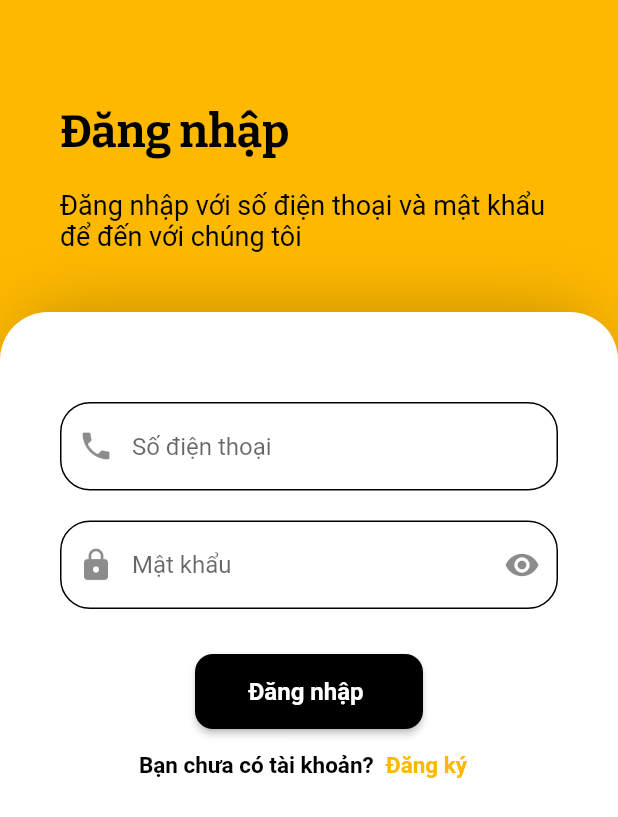
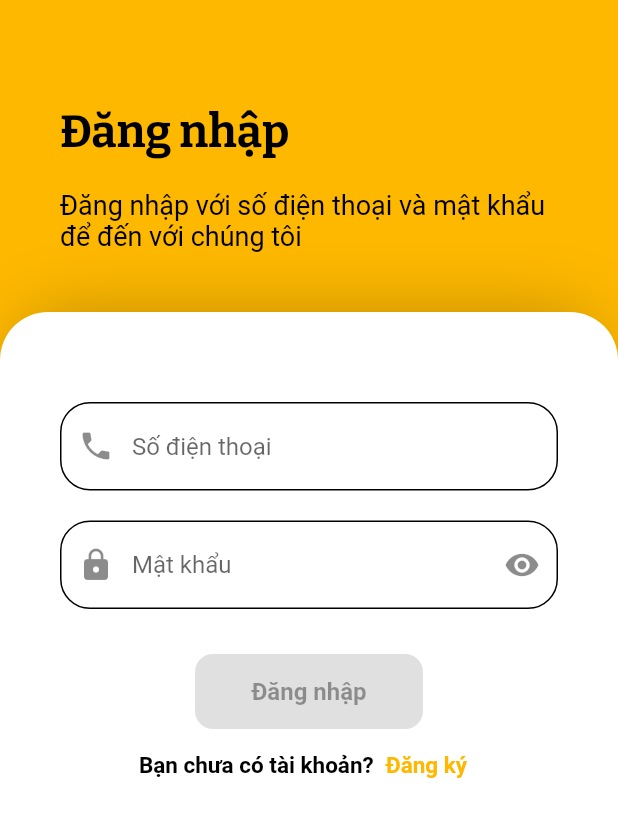
Before and after one commit to Mouse1110/app_flutter_thientin, a Flutter app: the LoginPage screen opened directly, on a phone screen of 412 x 824 dp. Shown: the top 817 px of the screen. Run offline on Flutter 3.47's test engine with Material 2 defaults, Android fonts, the light colour scheme and no system bars; our stand-ins replace animate_do, bloc, charts_flutter, contained_tab_bar_view, dio, equatable and 5 more; network calls fail.

Commit message:
validation login

```diff
--- a/lib/src/home/index.dart
+++ b/lib/src/home/index.dart
@@ -19,10 +19,7 @@ class Home extends StatelessWidget {
         print("Login Loading");
         return const Splash();
       } else if (state is HomeError) {
-        print("Login Error");
-        return ErrorPage(
-          message: state.failure.message,
-        );
+        ErrorPage.push(context: context, error: state.failure.message);
       } else if (state is HomeLoaded) {
         print("Login Loaded:${state.campaign.idCaimpain}");
         return HomePage(
--- a/lib/src/login/index.dart
+++ b/lib/src/login/index.dart
@@ -23,9 +23,7 @@ class _LoginState extends State<Login> {
         return const Splash();
       } else if (state is LoginError) {
         print("Login Error");
-        return ErrorPage(
-          message: state.failure.message,
-        );
+        ErrorPage.push(context: context, error: state.failure.message);
       } else if (state is LoginLoaded) {
         print("Login Loaded");
         Home.push(context: context);
--- a/lib/src/login/screens/login_page/pages/bottom_login.dart
+++ b/lib/src/login/screens/login_page/pages/bottom_login.dart
@@ -3,6 +3,8 @@ import 'package:app_flutter_thientin/src/login/screens/signup_page/index.dart';
 import 'package:flutter/material.dart';
 import 'package:flutter_bloc/flutter_bloc.dart';
 import 'package:google_fonts/google_fonts.dart';
+
+import '../validation/form_validation.dart';
 
 class BottomPage extends StatefulWidget {
   const BottomPage({
@@ -14,22 +16,24 @@ class BottomPage extends StatefulWidget {
 }
 
 class _BottomPageState extends State<BottomPage> {
-  TextEditingController textControllerPhone = TextEditingController();
-  TextEditingController textControllerPass = TextEditingController();
+  FormValidation formValidation = FormValidation();
 
   @override
   void dispose() {
-    textControllerPhone.dispose();
-    textControllerPass.dispose();
+    formValidation.dispose();
     super.dispose();
   }
 
   Widget _inputPhone() => Padding(
         padding: const EdgeInsets.only(left: 40, right: 40),
-        child: TextFormField(
-          controller: textControllerPhone,
+        child: StreamBuilder<Object>(
+            stream: formValidation.streamPhone,
+            builder: (context, snapshot) {
+              return TextFormField(
                 keyboardType: TextInputType.number,
+                onChanged: formValidation.changePhone,
                 decoration: InputDecoration(
+                    errorText: snapshot.hasError ? "${snapshot.error}" : null,
                     prefixIcon: const Icon(Icons.phone),
                     hintText: 'Số điện thoại',
                     enabledBorder: OutlineInputBorder(
@@ -38,24 +42,97 @@ class _BottomPageState extends State<BottomPage> {
                       ),
                       borderRadius: BorderRadius.circular(20),
                     )),
-        ),
+              );
+            }),
       );
 
-  Widget _inputPass() => Padding(
+  Widget _inputPass() {
+    return Padding(
       padding: const EdgeInsets.only(left: 40, right: 40),
-        child: TextFormField(
-          controller: textControllerPass,
+      child: StreamBuilder<Object>(
+          stream: formValidation.streamPass,
+          builder: (context, snapshot) {
+            return StreamBuilder<Object>(
+                stream: formValidation.streamVisiblePass,
+                initialData: true,
+                builder: (context, snapshotCheck) {
+                  return TextFormField(
+                    onChanged: formValidation.changePass,
+                    obscureText: snapshotCheck.data as bool,
                     decoration: InputDecoration(
+                        errorText:
+                            snapshot.hasError ? "${snapshot.error}" : null,
                         prefixIcon: const Icon(Icons.lock),
                         hintText: 'Mật khẩu',
-              suffixIcon:
-                  InkWell(onTap: () {}, child: const Icon(Icons.visibility)),
+                        suffixIcon: InkWell(
+                            onTap: () {
+                              formValidation.changvisiblePass(
+                                  !(snapshotCheck.data as bool));
+                            },
+                            child: const Icon(Icons.visibility)),
                         enabledBorder: OutlineInputBorder(
                           borderSide: const BorderSide(
                             width: 1,
                           ),
                           borderRadius: BorderRadius.circular(20),
                         )),
+                  );
+                });
+          }),
+    );
+  }
+
+  Widget _submitButton({required BuildContext context}) =>
+      StreamBuilder<Object>(
+          stream: formValidation.streamValidateSubmit,
+          builder: (context, snapshot) {
+            return ElevatedButton(
+              onPressed: !snapshot.hasData
+                  ? null
+                  : () {
+                      formValidation.callSubmit(context: context);
+                    },
+              style: ElevatedButton.styleFrom(
+                primary: const Color.fromARGB(255, 0, 0, 0),
+                shape: RoundedRectangleBorder(
+                  borderRadius: BorderRadius.circular(12),
+                ),
+              ),
+              child: Container(
+                height: 50,
+                width: 120,
+                alignment: Alignment.center,
+                child: const Text(
+                  'Đăng nhập',
+                  style: TextStyle(fontSize: 16, fontWeight: FontWeight.bold),
+                ),
+              ),
+            );
+          });
+
+  Widget _nextSignup({required BuildContext context}) => Container(
+        margin: const EdgeInsets.only(bottom: 10),
+        child: Row(
+          mainAxisAlignment: MainAxisAlignment.center,
+          children: [
+            Text(
+              'Bạn chưa có tài khoản?',
+              style: GoogleFonts.roboto(
+                  fontSize: 15,
+                  color: Colors.black,
+                  fontWeight: FontWeight.bold),
+            ),
+            TextButton(
+              onPressed: () {
+                SignUpPage.push(context: context);
+              },
+              child: Text('Đăng ký',
+                  style: GoogleFonts.roboto(
+                      fontSize: 15,
+                      fontWeight: FontWeight.bold,
+                      color: const Color(0xffFEB800))),
+            )
+          ],
         ),
       );
 
@@ -87,54 +164,8 @@ class _BottomPageState extends State<BottomPage> {
           const SizedBox(
             height: 30,
           ),
-          ElevatedButton(
-            onPressed: () {
-              print(textControllerPhone.text);
-              context.read<LoginCubit>().fetchLoginApi(
-                  phone: textControllerPhone.text,
-                  pass: textControllerPass.text);
-            },
-            style: ElevatedButton.styleFrom(
-              primary: const Color.fromARGB(255, 0, 0, 0),
-              shape: RoundedRectangleBorder(
-                borderRadius: BorderRadius.circular(12),
-              ),
-            ),
-            child: Container(
-              height: 50,
-              width: 120,
-              alignment: Alignment.center,
-              child: const Text(
-                'Đăng nhập ',
-                style: TextStyle(fontSize: 16, fontWeight: FontWeight.bold),
-              ),
-            ),
-          ),
-          Container(
-            margin: const EdgeInsets.only(bottom: 10),
-            child: Row(
-              mainAxisAlignment: MainAxisAlignment.center,
-              children: [
-                Text(
-                  'Bạn chưa có tài khoản?',
-                  style: GoogleFonts.roboto(
-                      fontSize: 15,
-                      color: Colors.black,
-                      fontWeight: FontWeight.bold),
-                ),
-                TextButton(
-                  onPressed: () {
-                    SignUpPage.push(context: context);
-                  },
-                  child: Text('Đăng ký',
-                      style: GoogleFonts.roboto(
-                          fontSize: 15,
-                          fontWeight: FontWeight.bold,
-                          color: const Color(0xffFEB800))),
-                )
-              ],
-            ),
-          )
+          _submitButton(context: context),
+          _nextSignup(context: context)
         ],
       ),
     );
```
Also changed, not shown: lib/src/error/index.dart (+22 -1 lines), lib/src/login/screens/login_page/validation/form_validation.dart (+57 -4 lines). Lines whose indentation alone changed are shown as unchanged.
